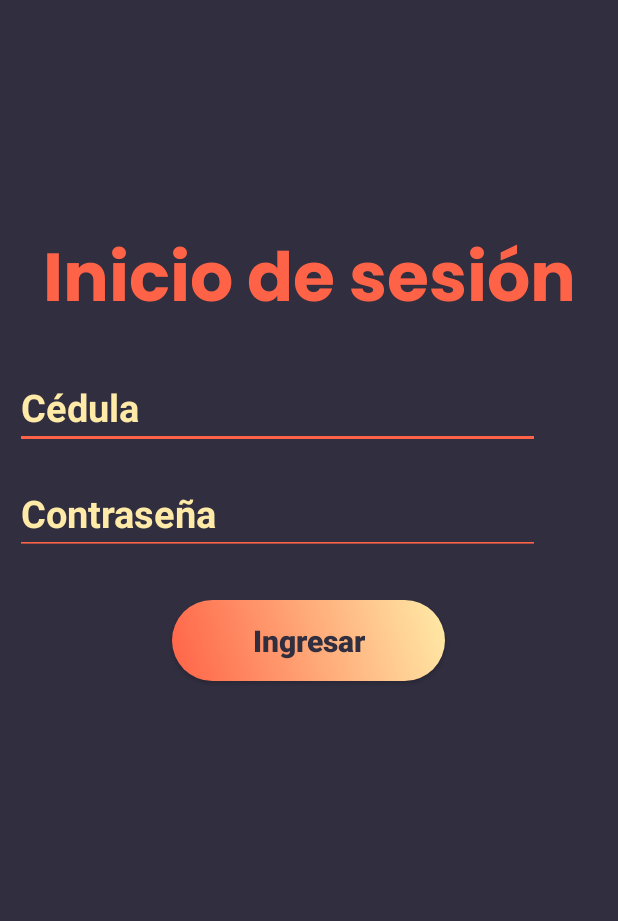
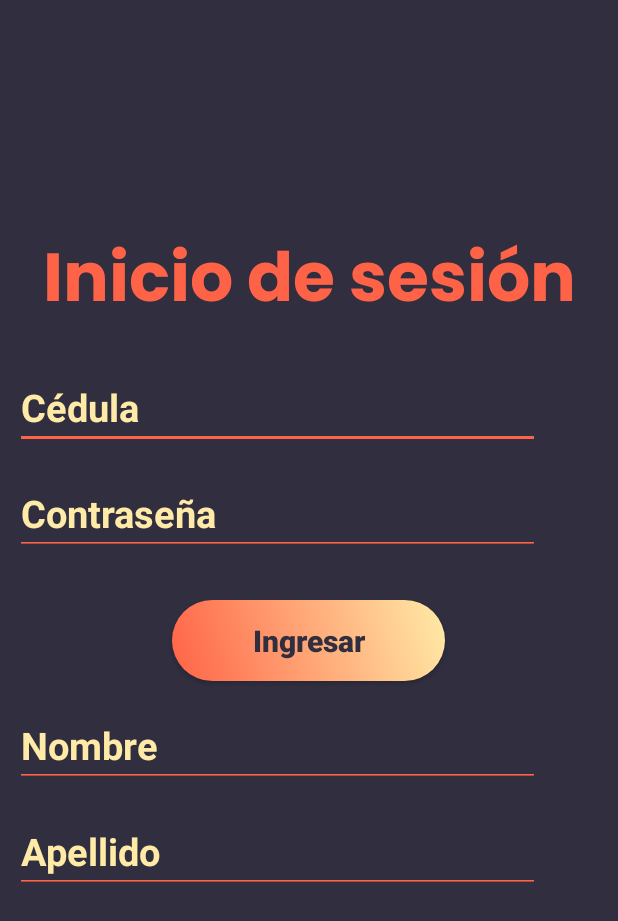
Before and after one commit to danib08/TECAir, an Android app: the LogInActivity screen opened directly, with no data from a screen before it, after a tap on "Ingresar", on a phone screen of 412 x 824 dp. Shown: the top 921 px of the screen. Run offline under Robolectric (Android 15) with nearby library versions, the phone set to English and light mode, and no system bars; 4 statements that could not run were skipped.

Commit message:
Android studio c para

```diff
--- a/App/app/src/main/java/com/example/apptecair/Database.java
+++ b/App/app/src/main/java/com/example/apptecair/Database.java
@@ -120,12 +120,14 @@ public class Database extends SQLiteOpenHelper {
 
     }
 
-    void addWorker(String IdWorker, String PassWorker){
+    void addWorker(String IdWorker, String NameWorker, String LastNameWorker, String PassWorker){
         SQLiteDatabase db = this.getReadableDatabase();
         ContentValues cv = new ContentValues();
 
         cv.put(WORKERID, IdWorker);
         cv.put(PASSWORKER, PassWorker);
+        cv.put(NAMEWORKER, NameWorker);
+        cv.put(LASTNAMEWORKER, LastNameWorker);
         long result = db.insert(TABLE_WORKERS, null, cv);
         if (result == -1){
 
--- a/App/app/src/main/java/com/example/apptecair/LogInActivity.java
+++ b/App/app/src/main/java/com/example/apptecair/LogInActivity.java
@@ -13,7 +13,7 @@ import android.widget.Toast;
  */
 public class LogInActivity extends AppCompatActivity {
 
-    EditText idText, passText;
+    EditText idText, passText, nameText, lastNameText;
     Button signInBtn;
 
     /**
@@ -31,14 +31,19 @@ public class LogInActivity extends AppCompatActivity {
         passText = findViewById(R.id.editTextPassIn);
         signInBtn = findViewById(R.id.sendSignIn);
 
+        nameText = findViewById(R.id.editTextName);
+        lastNameText = findViewById(R.id.editTextLastName);
+
         String id = idText.getText().toString();
         String password = passText.getText().toString();
+        String name = nameText.getText().toString();
+        String lastName = lastNameText.getText().toString();
 
         signInBtn.setOnClickListener(new View.OnClickListener() {
             @Override
             public void onClick(View view) {
                 Database myDB =new Database(LogInActivity.this);
-                myDB.addWorker(id.trim(),password.trim());
+                myDB.addWorker(id.trim(),name.trim(),lastName.trim(),password.trim());
             }
         });
 
--- a/App/app/src/main/res/layout/sign_in.xml
+++ b/App/app/src/main/res/layout/sign_in.xml
@@ -43,9 +43,31 @@
         style="@style/button_light"
         android:layout_width="wrap_content"
         android:layout_height="wrap_content"
+        android:layout_gravity="center"
         android:layout_marginTop="30dp"
-        android:layout_gravity="center"
         android:text="@string/log"
         android:textAllCaps="false" />
 
+    <EditText
+        style="@style/edit_text"
+        android:id="@+id/editTextName"
+        android:layout_width="350dp"
+        android:layout_height="wrap_content"
+        android:layout_marginStart="10dp"
+        android:layout_marginTop="15dp"
+        android:hint="@string/name"
+        android:autofillHints="@string/name"
+        android:inputType="text" />
+
+    <EditText
+        style="@style/edit_text"
+        android:id="@+id/editTextLastName"
+        android:layout_width="350dp"
+        android:layout_height="wrap_content"
+        android:layout_marginStart="10dp"
+        android:layout_marginTop="15dp"
+        android:hint="@string/last_name"
+        android:autofillHints="@string/last_name"
+        android:inputType="text" />
+
 </LinearLayout>
```
